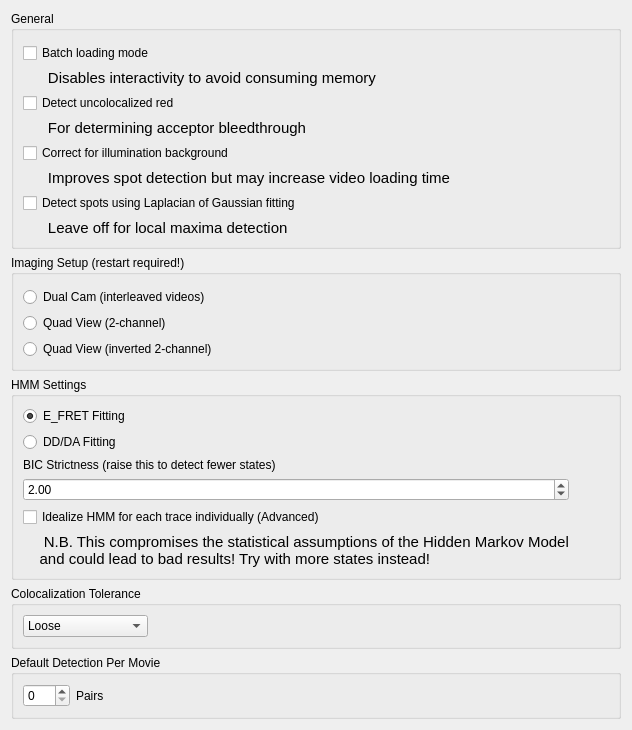
First picture: the form in src/main/python/ui/PreferencesWindow.ui, repository hatzakislab/DeepFRET-GUI, before the edit.
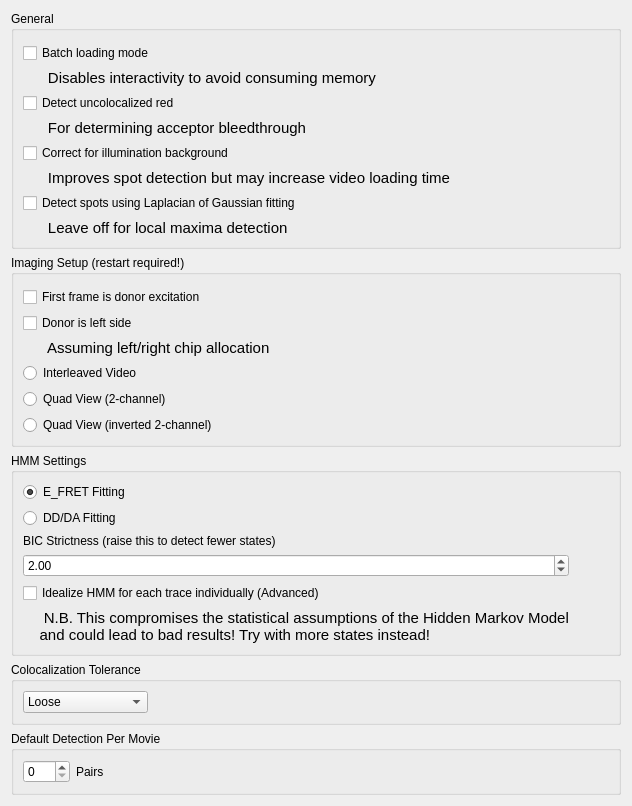
Second picture: the form after the edit.

Commit message: - Greatly improved video loading capability - Automatically figures out how to read quad top/bottom/left/right from intensities and shape - Added flags to swap first/second/left/right order of donor/acceptor appearance - Changed the term 'movie' to 'video' throughout the application, to be consistent with _the community_

What changed in the file:
```diff
--- a/src/main/python/ui/PreferencesWindow.ui
+++ b/src/main/python/ui/PreferencesWindow.ui
@@ -6,8 +6,8 @@
    <rect>
     <x>0</x>
     <y>0</y>
-    <width>532</width>
-    <height>682</height>
+    <width>491</width>
+    <height>748</height>
    </rect>
   </property>
   <property name="sizePolicy">
@@ -153,7 +153,7 @@
       <string>Imaging Setup (restart required!)</string>
      </property>
      <property name="flat">
-      <bool>true</bool>
+      <bool>false</bool>
      </property>
      <layout class="QGridLayout" name="gridLayout">
       <property name="sizeConstraint">
@@ -162,14 +162,14 @@
       <property name="topMargin">
        <number>12</number>
       </property>
-      <item row="0" column="0">
+      <item row="3" column="0">
        <widget class="QRadioButton" name="radioButton_dual">
         <property name="text">
-         <string>Dual Cam (interleaved videos)</string>
+         <string>Interleaved Video</string>
         </property>
        </widget>
       </item>
-      <item row="1" column="0">
+      <item row="4" column="0">
        <widget class="QRadioButton" name="radioButton_2_col">
         <property name="text">
          <string>Quad View (2-channel)</string>
@@ -177,12 +177,38 @@
        </widget>
       </item>
       <item row="2" column="0">
+       <widget class="QLabel" name="label_7">
+        <property name="font">
+         <font>
+          <pointsize>11</pointsize>
+         </font>
+        </property>
+        <property name="text">
+         <string>      Assuming left/right chip allocation</string>
+        </property>
+       </widget>
+      </item>
+      <item row="5" column="0">
        <widget class="QRadioButton" name="radioButton_2_col_inv">
         <property name="text">
          <string>Quad View (inverted 2-channel)</string>
         </property>
        </widget>
       </item>
+      <item row="1" column="0">
+       <widget class="QCheckBox" name="checkBox_donorLeft">
+        <property name="text">
+         <string>Donor is left side</string>
+        </property>
+       </widget>
+      </item>
+      <item row="0" column="0">
+       <widget class="QCheckBox" name="checkBox_firstFrameIsDonor">
+        <property name="text">
+         <string>First frame is donor excitation</string>
+        </property>
+       </widget>
+      </item>
      </layout>
     </widget>
    </item>
```
Left out of the diff: 8 changed lines with no effect on the pictures. The commit also changes 12 other files.
